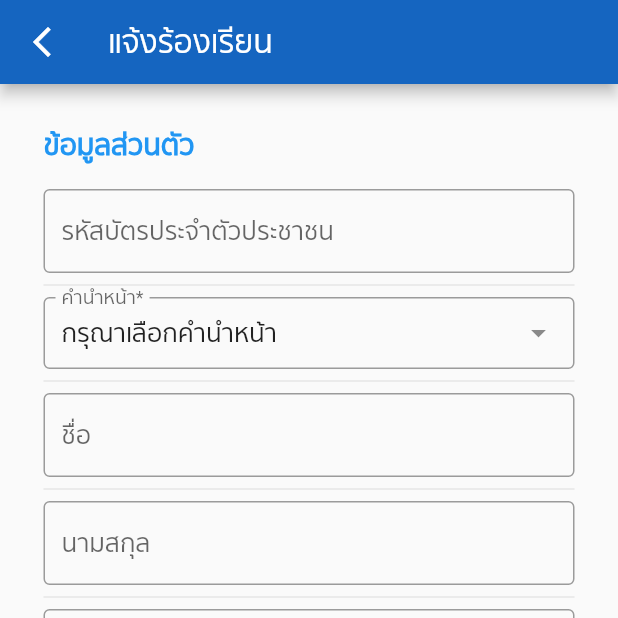
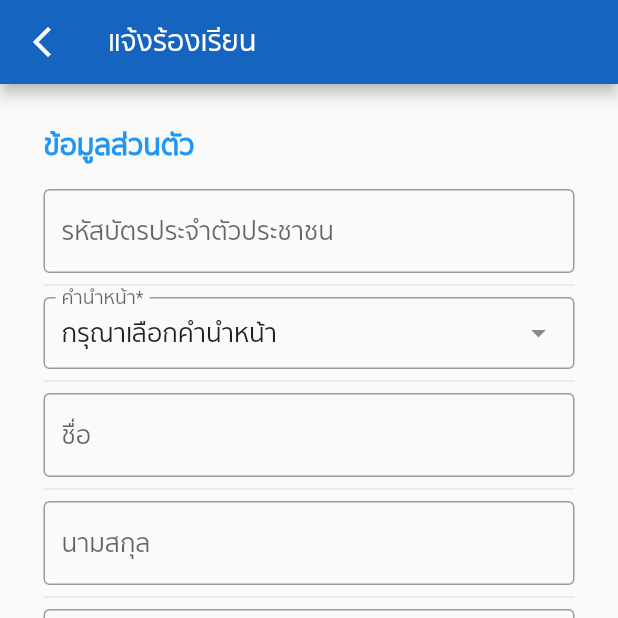
Before and after one commit to ittiwatwhangdee/Anamai, a Flutter app: the ComplaintPage screen opened directly, on a phone screen of 412 x 824 dp, the top half of it. Run offline on Flutter 3.47's test engine with Material 2 defaults, Android fonts, the phone set to English and light mode, and no system bars; drawn by our look-alikes of dropdown_search; our stand-ins replace font_awesome_flutter.

Commit message:
Update complaint_page.dart

```diff
--- a/anamai/lib/complaint_page.dart
+++ b/anamai/lib/complaint_page.dart
@@ -21,7 +21,12 @@ class _ComplaintPageState extends State<ComplaintPage> {
           },
           icon: Icon(Icons.arrow_back_ios_new_outlined),
         ),
-        title: const Text(ComplaintPage._title),
+        title: const Text(
+          ComplaintPage._title,
+          style: TextStyle(
+            fontSize: 18,
+          ),
+        ),
         backgroundColor: Colors.blue[800],
       ),
       body: MyStatelessWidget(),
```
